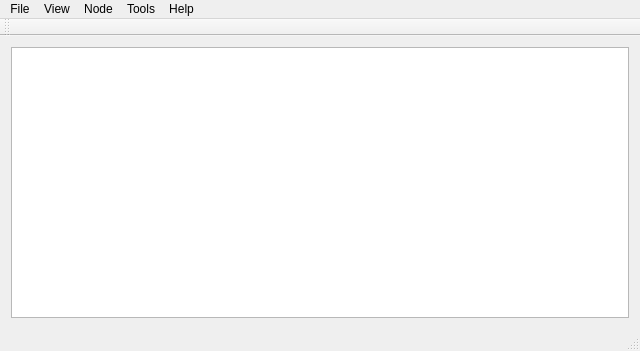
The window that src/PhyloGUI/forms/mainwindow.ui (nbombau/phyloloc) describes before a commit, drawn with Qt 5.
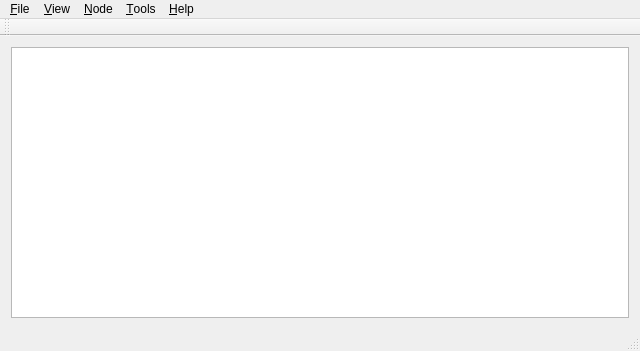
The same window after the commit.

The edit to the form file:
```diff
--- a/src/PhyloGUI/forms/mainwindow.ui
+++ b/src/PhyloGUI/forms/mainwindow.ui
@@ -49,7 +49,7 @@
    </property>
    <widget class="QMenu" name="menuFile">
     <property name="title">
-     <string>File</string>
+     <string>&amp;File</string>
     </property>
     <addaction name="actionOpen"/>
     <addaction name="actionSave_As"/>
@@ -60,7 +60,7 @@
    </widget>
    <widget class="QMenu" name="menuNode">
     <property name="title">
-     <string>Node</string>
+     <string>&amp;Node</string>
     </property>
     <addaction name="actionSelect_all_nodes"/>
     <addaction name="actionClear_selection"/>
@@ -74,13 +74,13 @@
    </widget>
    <widget class="QMenu" name="menuTools">
     <property name="title">
-     <string>Tools</string>
+     <string>&amp;Tools</string>
     </property>
     <addaction name="actionProcess_tree"/>
    </widget>
    <widget class="QMenu" name="menuView">
     <property name="title">
-     <string>View</string>
+     <string>&amp;View</string>
     </property>
     <addaction name="actionZoom"/>
     <addaction name="actionZoom_2"/>
@@ -89,7 +89,7 @@
    </widget>
    <widget class="QMenu" name="menuHelp">
     <property name="title">
-     <string>Help</string>
+     <string>&amp;Help</string>
     </property>
     <addaction name="actionAbout"/>
    </widget>
```
